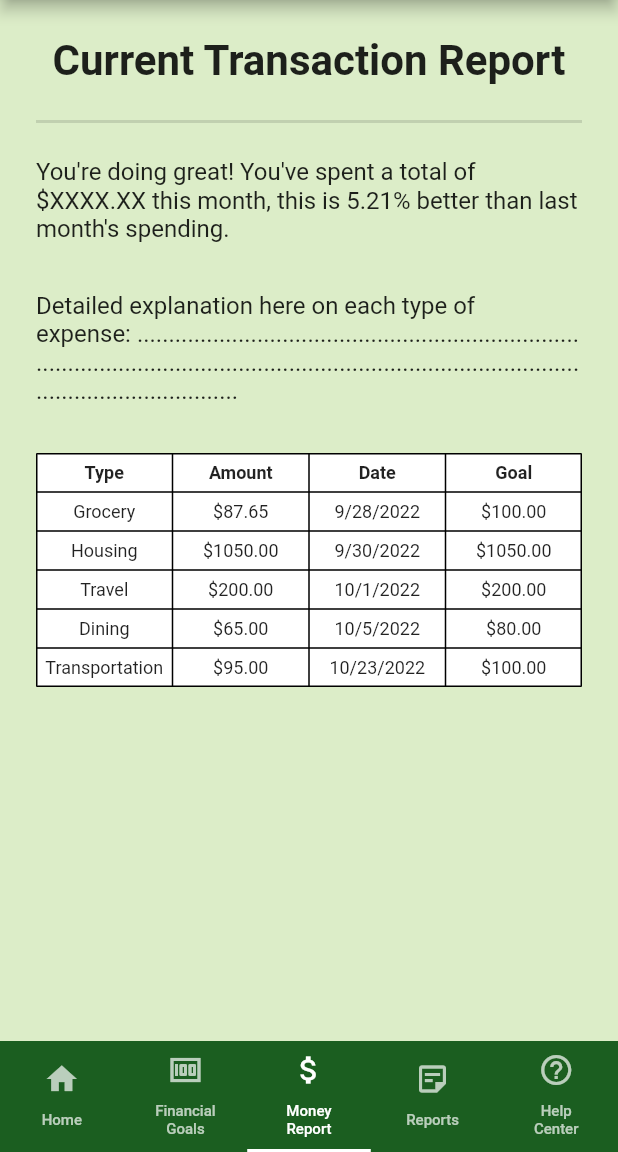
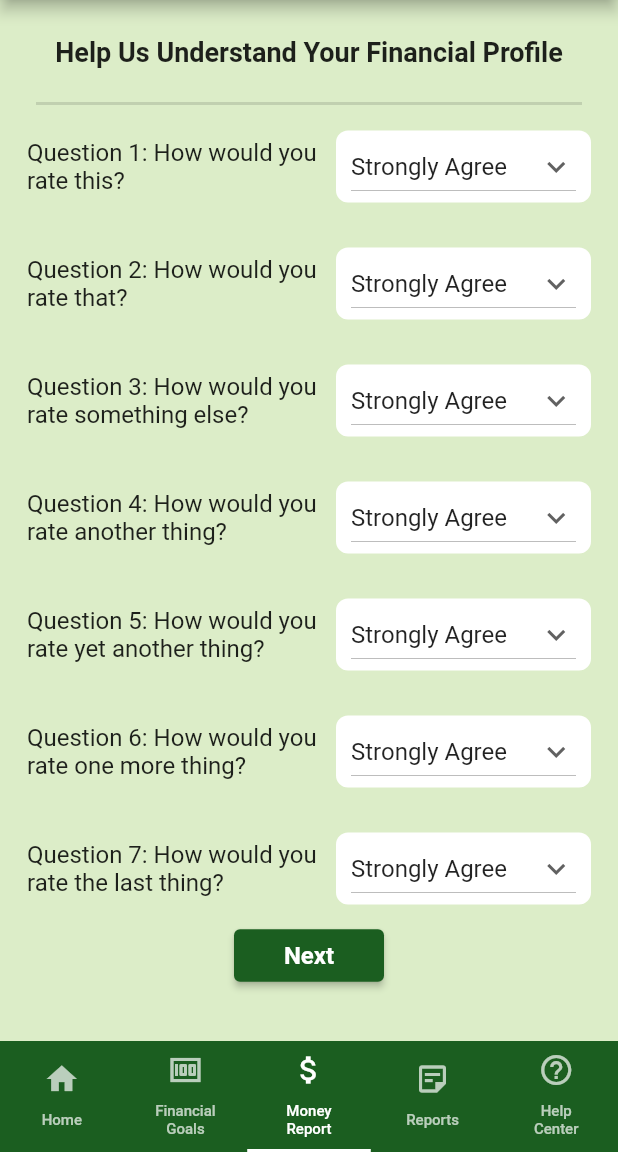
Before and after one commit to sadafzakria/SmartMoneyHandling, a Flutter app: the screen it shows after launch, item 3 of the bottom bar chosen, on a phone screen of 412 x 824 dp, the part 84-1236 px from its top. Run offline on Flutter 3.47's test engine with Material 2 defaults, Android fonts, the phone set to English and light mode, and no system bars; our stand-ins replace fl_chart.

Commit message:
finance_form.dart added

```diff
--- /dev/null
+++ b/lib/finance_form.dart
@@ -0,0 +1,118 @@
+import 'package:flutter/material.dart';
+
+class FinanceForm extends StatefulWidget {
+  const FinanceForm({Key? key});
+
+  @override
+  State<FinanceForm> createState() => _FinanceFormState();
+}
+
+class _FinanceFormState extends State<FinanceForm> {
+  // Initial Selected Values for each question
+  List<String> dropdownValues = [
+    'Strongly Agree',
+    'Strongly Agree',
+    'Strongly Agree',
+    'Strongly Agree',
+    'Strongly Agree',
+    'Strongly Agree',
+    'Strongly Agree',
+  ];
+
+  // Likert Scale
+  var items = [
+    'Strongly Agree',
+    'Agree',
+    'Neither',
+    'Disagree',
+    'Strongly Disagree',
+  ];
+
+  // List of questions
+  var questions = [
+    'Question 1: How would you rate this?',
+    'Question 2: How would you rate that?',
+    'Question 3: How would you rate something else?',
+    'Question 4: How would you rate another thing?',
+    'Question 5: How would you rate yet another thing?',
+    'Question 6: How would you rate one more thing?',
+    'Question 7: How would you rate the last thing?',
+  ];
+
+  @override
+  Widget build(BuildContext context) {
+    return SingleChildScrollView(
+      child: Column(
+        children: [
+          Container(
+            padding: EdgeInsets.all(16.0),
+            alignment: Alignment.center,
+            child: Text(
+              "Help Us Understand Your Financial Profile",
+              style: TextStyle(fontSize: 18, fontWeight: FontWeight.bold),
+            ),
+          ),
+          Divider(
+            indent: 16.0,
+            endIndent: 16.0,
+            thickness: 2.0,
+          ),
+          Wrap(
+            alignment: WrapAlignment.start,
+            spacing: 10.0,
+            runSpacing: 10.0,
+            children: List.generate(7, (index) {
+              return Container(
+                margin: EdgeInsets.all(10.0),
+                child: Row(
+                  children: [
+                    Expanded(
+                      child: Text(questions[index], style: TextStyle(fontSize: 16)),
+                    ),
+                    Container(
+                      width: 170,
+                      decoration: BoxDecoration(
+                        color: Colors.white,
+                        borderRadius: BorderRadius.circular(8.0),
+                      ),
+                      padding: EdgeInsets.symmetric(horizontal: 10),
+                      child: DropdownButton<String>(
+                        value: dropdownValues[index],
+                        icon: Icon(Icons.keyboard_arrow_down),
+                        items: items.map((String item) {
+                          return DropdownMenuItem(
+                            value: item,
+                            child: Text(item),
+                          );
+                        }).toList(),
+                        onChanged: (String? newValue) {
+                          setState(() {
+                            dropdownValues[index] = newValue!;
+                          });
+                        },
+                      ),
+                    ),
+                  ],
+                ),
+              );
+            }),
+          ),
+          ElevatedButton(
+            child: Text(
+              'Next',
+              style: TextStyle(
+                fontSize: 16,
+                fontWeight: FontWeight.bold,
+              ),
+            ),
+            onPressed: () {}, // empty for now
+            style: ElevatedButton.styleFrom(
+              primary: Colors.green[900],
+              minimumSize: Size(100, 35),
+            ),
+          ),
+        ],
+      ),
+    );
+  }
+}
--- a/lib/main.dart
+++ b/lib/main.dart
@@ -1,4 +1,5 @@
 import 'package:flutter/material.dart';
+import 'package:smart_money_handling/finance_form.dart';
 import 'package:smart_money_handling/home_screen.dart';
 import 'package:smart_money_handling/login_screen.dart';
 import 'package:smart_money_handling/splash_screen.dart';
--- a/lib/nav_menu.dart
+++ b/lib/nav_menu.dart
@@ -1,4 +1,5 @@
 import 'package:flutter/material.dart';
+import 'package:smart_money_handling/finance_form.dart';
 import 'package:smart_money_handling/home_screen.dart';
 import 'package:smart_money_handling/report_and_analysis.dart';
 import 'package:smart_money_handling/transaction_report.dart';
@@ -27,8 +28,9 @@ import 'package:smart_money_handling/transaction_report.dart';
                // Add your tab content here!
                HomeScreen(),
                TransactionReport(),
-               TransactionReport(),
+               FinanceForm(),
                ReportAndAnalysis(),
+
              ],
            ),
          ),
--- a/lib/welcome_screen.dart
+++ b/lib/welcome_screen.dart
@@ -66,7 +66,7 @@ class _WelcomeScreenState extends State<WelcomeScreen> {
               ),
               onPressed: () {}, // empty for now
               style: ElevatedButton.styleFrom(
-                primary: Colors.green[900],
+                backgroundColor: Colors.green[900],
                 minimumSize: Size(100, 35),
               ),
             ),
```
